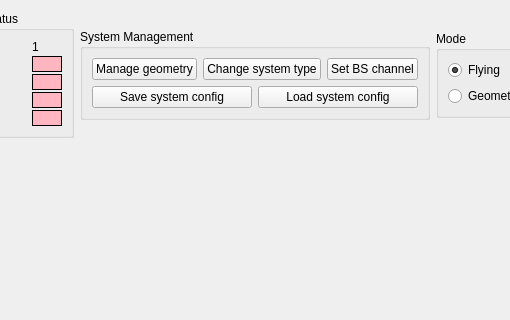
Qt form src/cfclient/ui/tabs/lighthouse_tab.ui (bitcraze/crazyflie-clients-python) before a commit; both pictures show x 407 to 917 and y 0 to 320 of the 1302 by 742 pixel window.
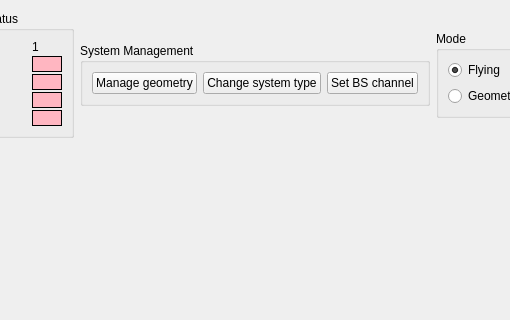
The same form after that commit.

Commit message: Moved import/export buttons and removed restore session button

What changed in the file:
```diff
--- a/src/cfclient/ui/tabs/lighthouse_tab.ui
+++ b/src/cfclient/ui/tabs/lighthouse_tab.ui
@@ -307,7 +307,7 @@
          <enum>QLayout::SetDefaultConstraint</enum>
         </property>
         <item>
-         <layout class="QVBoxLayout" name="verticalLayout_4" stretch="0,0">
+         <layout class="QVBoxLayout" name="verticalLayout_4" stretch="0">
           <item>
            <layout class="QHBoxLayout" name="horizontalLayout_6">
             <item>
@@ -333,24 +333,6 @@
             </item>
            </layout>
           </item>
-          <item>
-           <layout class="QHBoxLayout" name="horizontalLayout_9">
-            <item>
-             <widget class="QPushButton" name="_save_sys_config_button">
-              <property name="text">
-               <string>Save system config</string>
-              </property>
-             </widget>
-            </item>
-            <item>
-             <widget class="QPushButton" name="_load_sys_config_button">
-              <property name="text">
-               <string>Load system config</string>
-              </property>
-             </widget>
-            </item>
-           </layout>
-          </item>
          </layout>
         </item>
        </layout>
```
Left out of the diff: 32 changed lines with no effect on the pictures. The commit also changes 3 other files.
